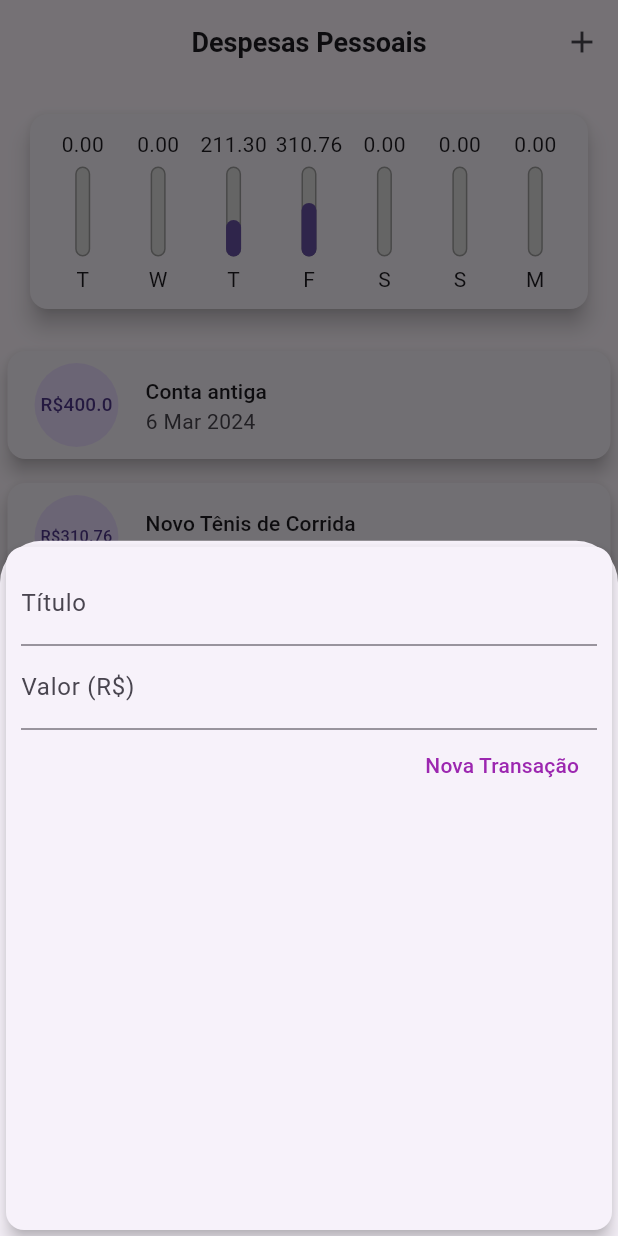
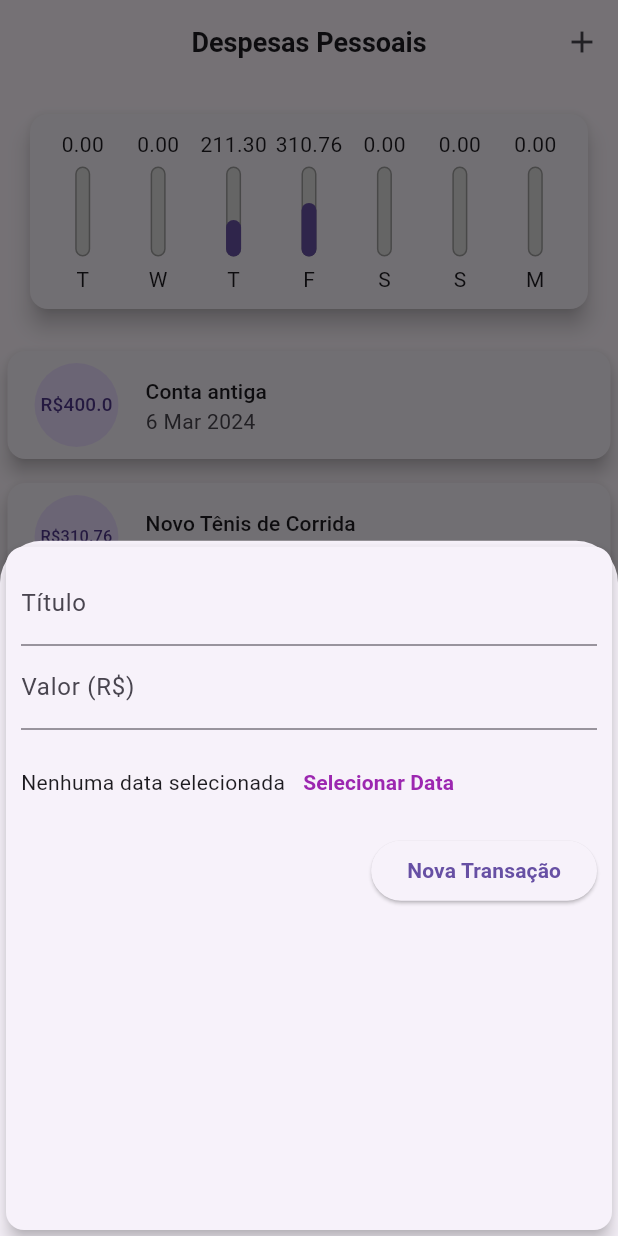
Before and after one commit to PedroHSiqueira/Flutter_Expenses, a Flutter app: the screen it shows after launch, after a tap on the "add" icon, on a phone screen of 412 x 824 dp. Run offline on Flutter 3.47's test engine with Material 3 defaults, Android fonts, the phone set to English and light mode, and no system bars; Roboto replaces fonts that are missing (OpenSans).

Commit message:
🔨 Feat: Add the option Change Data in form

```diff
--- a/lib/components/transaction_form.dart
+++ b/lib/components/transaction_form.dart
@@ -47,15 +47,30 @@ class _TransactionFormState extends State<TransactionForm> {
                 decoration: const InputDecoration(
                   labelText: "Valor (R\$)",
                 )),
+            SizedBox(
+              height: 70,
+              child: Row(
+                children: [
+                  const Text("Nenhuma data selecionada"),
+                  TextButton(
+                    onPressed: () {},
+                    child: const Text(
+                      "Selecionar Data",
+                      style: TextStyle(fontWeight: FontWeight.bold),
+                    ),
+                  )
+                ],
+              ),
+            ),
             Row(
               mainAxisAlignment: MainAxisAlignment.end,
               children: <Widget>[
-                TextButton(
+                ElevatedButton(
                   onPressed: _submitForm,
-                  child: const Text(
+                  child: Text(
                     'Nova Transação',
                     style: TextStyle(
-                      color: Colors.purple,
+                      color: Theme.of(context).primaryColor,
                     ),
                   ),
                 )
--- a/lib/main.dart
+++ b/lib/main.dart
@@ -26,6 +26,10 @@ class ExpensesApp extends StatelessWidget {
             fontSize: 18,
             fontWeight: FontWeight.bold,
             color: Colors.black,
+          ),
+          labelLarge: const TextStyle(
+            color: Colors.white,
+            fontWeight: FontWeight.bold,
           ),
         ),
       ),
```
